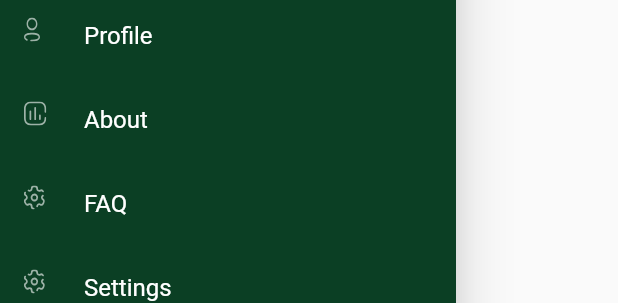
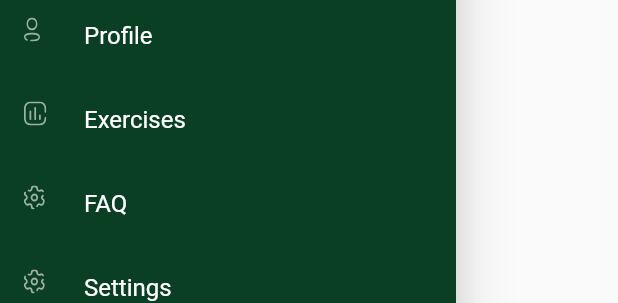
Before and after one commit to camihall/I2P_app_project, a Flutter app: the SideMenu widget shown alone on an empty page, opened directly, on a phone screen of 412 x 824 dp. Shown: the part 344-647 px from the top of the screen. Run offline on Flutter 3.47's test engine with Material 2 defaults, Android fonts, the light colour scheme and no system bars; our stand-ins replace auto_route, cloud_firestore, firebase_auth, firebase_core, flutter_redux, flutter_svg and 5 more; missing offline and left inert: dart:html; accounts and stored records are empty; network calls fail; statements that could not run were skipped.

Commit message:
Added SideBar to exercises

```diff
--- a/my_app/lib/components/SideMenu.dart
+++ b/my_app/lib/components/SideMenu.dart
@@ -1,5 +1,7 @@
 import 'package:flutter/material.dart';
 import 'package:flutter_svg/flutter_svg.dart';
+
+import '../views/exercises.dart';
 
 class SideMenu extends StatelessWidget {
   const SideMenu({
@@ -11,8 +13,7 @@ class SideMenu extends StatelessWidget {
     return Drawer(
       backgroundColor: const Color(0xff0B3F24),
       shape: const RoundedRectangleBorder(
-        borderRadius: BorderRadius.only(
-            bottomRight: Radius.circular(30)),
+        borderRadius: BorderRadius.only(bottomRight: Radius.circular(30)),
       ),
       child: ListView(
         children: [
@@ -30,9 +31,14 @@ class SideMenu extends StatelessWidget {
             press: () {},
           ),
           DrawerListTile(
-            title: "About",
+            title: "Exercises",
             svgSrc: "assets/icons/menu_tran.svg",
-            press: () {},
+            press: () {
+              Navigator.push(
+                context,
+                MaterialPageRoute(builder: (context) => exercises()),
+              );
+            },
           ),
           DrawerListTile(
             title: "FAQ",
--- a/my_app/lib/views/exercises.dart
+++ b/my_app/lib/views/exercises.dart
@@ -1,4 +1,5 @@
 import 'package:flutter/material.dart';
+import 'package:my_app/components/SideMenu.dart';
 import 'NavBar.dart';
 
 class exercises extends StatelessWidget {
@@ -11,7 +12,7 @@ class exercises extends StatelessWidget {
       home: Scaffold(
           body: exerciseAll(),
           appBar: AppBar(title: Text("Exercises")),
-          drawer: NavBar()),
+          drawer: SideMenu()),
     );
   }
 }
```
